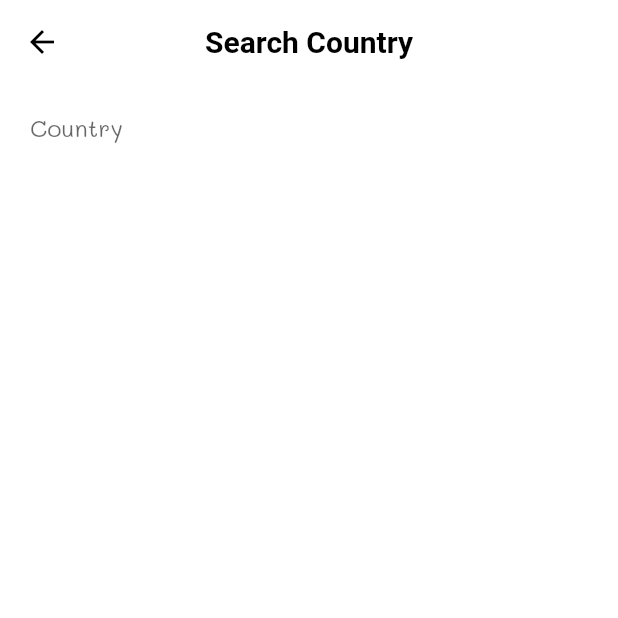
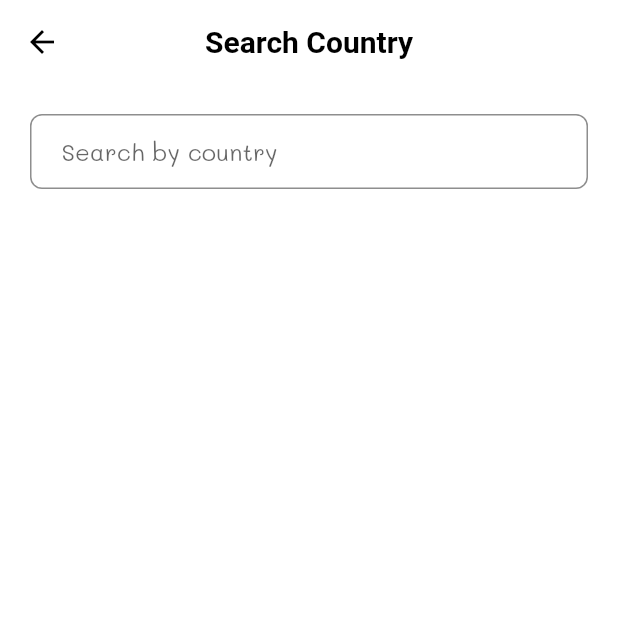
Before and after one commit to jason2071/corona_tracker, a Flutter app: the SelectionScreen screen opened by its route, on a phone screen of 412 x 824 dp, the top half of it. Run offline on Flutter 3.47's test engine with Material 2 defaults, Android fonts, the phone set to English and light mode, and no system bars; our stand-ins replace flutter_svg, flutter_typeahead, get_it; network calls fail.

Commit message:
add selection country and call api

```diff
--- a/lib/pages/home/components/country_list.dart
+++ b/lib/pages/home/components/country_list.dart
@@ -22,7 +22,9 @@ class _CountryListState extends State<CountryList> {
 
   @override
   void initState() {
-    _fetchData();
+    if (countriesList.length == 0) {
+      _fetchData();
+    }
     super.initState();
   }
 
--- a/lib/pages/home/components/table_content_row.dart
+++ b/lib/pages/home/components/table_content_row.dart
@@ -30,13 +30,13 @@ class TableContentRow extends StatelessWidget {
               overflow: TextOverflow.ellipsis,
               maxLines: 1,
               style: TextStyle(
-                fontSize: 16,
+                fontSize: 14,
                 fontWeight: FontWeight.w600,
               ),
             ),
           ),
           SizedBox(
-            width: sw * 0.15,
+            width: sw * 0.16,
             child: Center(
               child: Text(
                 confirmed == 0 ? "-" : formatDecimal(confirmed),
@@ -48,7 +48,7 @@ class TableContentRow extends StatelessWidget {
             ),
           ),
           SizedBox(
-            width: sw * 0.15,
+            width: sw * 0.16,
             child: Center(
               child: Text(
                 recovered == 0 ? "-" : formatDecimal(recovered),
--- /dev/null
+++ b/lib/pages/selection/components/body.dart
@@ -0,0 +1,55 @@
+import 'package:corona_tracker/constants.dart';
+import 'package:corona_tracker/models/countries_argument.dart';
+import 'package:corona_tracker/services/country_service.dart';
+import 'package:flutter/material.dart';
+import 'package:flutter_typeahead/flutter_typeahead.dart';
+
+class Body extends StatefulWidget {
+  @override
+  _BodyState createState() => _BodyState();
+}
+
+class _BodyState extends State<Body> {
+  final TextEditingController _typeAheadController = TextEditingController();
+
+  @override
+  Widget build(BuildContext context) {
+    return Padding(
+      padding: EdgeInsets.symmetric(horizontal: kDefaultPadding),
+      child: Container(
+        margin: EdgeInsets.only(top: kDefaultPadding),
+        decoration: BoxDecoration(
+          border: Border.all(color: kSecondaryColor),
+          borderRadius: BorderRadius.circular(8),
+        ),
+        child: TypeAheadFormField(
+          textFieldConfiguration: TextFieldConfiguration(
+            autofocus: true,
+            decoration: InputDecoration(
+              hintText: "Search by country",
+              border: InputBorder.none,
+              contentPadding: EdgeInsets.symmetric(horizontal: kDefaultPadding),
+            ),
+            controller: this._typeAheadController,
+          ),
+          suggestionsCallback: (pattern) {
+            return CountryService.getSuggestions2(pattern);
+          },
+          itemBuilder: (context, CountriesArgument suggestion) {
+            return ListTile(
+              tileColor: Colors.white,
+              title: Text(suggestion.country),
+            );
+          },
+          transitionBuilder: (context, suggestionsBox, controller) {
+            return suggestionsBox;
+          },
+          onSuggestionSelected: (CountriesArgument suggestion) {
+            this._typeAheadController.text = suggestion.country;
+            Navigator.of(context).pop(suggestion);
+          },
+        ),
+      ),
+    );
+  }
+}
--- a/lib/pages/selection/selection_screen.dart
+++ b/lib/pages/selection/selection_screen.dart
@@ -1,20 +1,9 @@
-import 'package:corona_tracker/constants.dart';
-import 'package:corona_tracker/models/countries.dart';
-import 'package:corona_tracker/models/countries_argument.dart';
-import 'package:corona_tracker/models/coutry_info.dart';
-import 'package:corona_tracker/services/country_service.dart';
 import 'package:flutter/material.dart';
-import 'package:flutter_typeahead/flutter_typeahead.dart';
 
-class SelectionScreen extends StatefulWidget {
+import 'components/body.dart';
+
+class SelectionScreen extends StatelessWidget {
   static const routeName = '/selection_screen';
-
-  @override
-  _SelectionScreenState createState() => _SelectionScreenState();
-}
-
-class _SelectionScreenState extends State<SelectionScreen> {
-  final TextEditingController _typeAheadController = TextEditingController();
 
   @override
   Widget build(BuildContext context) {
@@ -25,37 +14,7 @@ class _SelectionScreenState extends State<SelectionScreen> {
           style: TextStyle(color: Colors.black),
         ),
       ),
-      body: Padding(
-        padding: EdgeInsets.symmetric(horizontal: kDefaultPadding),
-        child: Container(
-          decoration: BoxDecoration(),
-          child: TypeAheadFormField(
-            textFieldConfiguration: TextFieldConfiguration(
-              decoration: InputDecoration(
-                labelText: 'Country',
-                border: InputBorder.none,
-              ),
-              controller: this._typeAheadController,
-            ),
-            suggestionsCallback: (pattern) {
-              return CountryService.getSuggestions2(pattern);
-            },
-            itemBuilder: (context, CountriesArgument suggestion) {
-              return ListTile(
-                tileColor: Colors.white,
-                title: Text(suggestion.country),
-              );
-            },
-            transitionBuilder: (context, suggestionsBox, controller) {
-              return suggestionsBox;
-            },
-            onSuggestionSelected: (CountriesArgument suggestion) {
-              this._typeAheadController.text = suggestion.country;
-              Navigator.of(context).pop(suggestion);
-            },
-          ),
-        ),
-      ),
+      body: Body(),
     );
   }
 }
--- a/lib/services/home_service.dart
+++ b/lib/services/home_service.dart
@@ -7,8 +7,8 @@ import 'package:http/http.dart' as http;
 class HomeService {
   static const API = 'https://disease.sh/v3/covid-19';
 
-  Future<APIResponse<Country>> getCountry() {
-    return http.get(API + '/countries/thailand?strict=true').then((data) {
+  Future<APIResponse<Country>> getCountry(String iso3) {
+    return http.get(API + "/countries/$iso3?strict=true").then((data) {
       if (data.statusCode == 200) {
         final body = utf8.decode(data.bodyBytes);
         final jsonDecode = json.decode(body);
```
Also changed, not shown: lib/pages/home/components/body.dart (+8 -6 lines), lib/pages/home/components/caese_card.dart (+37 -16 lines).
